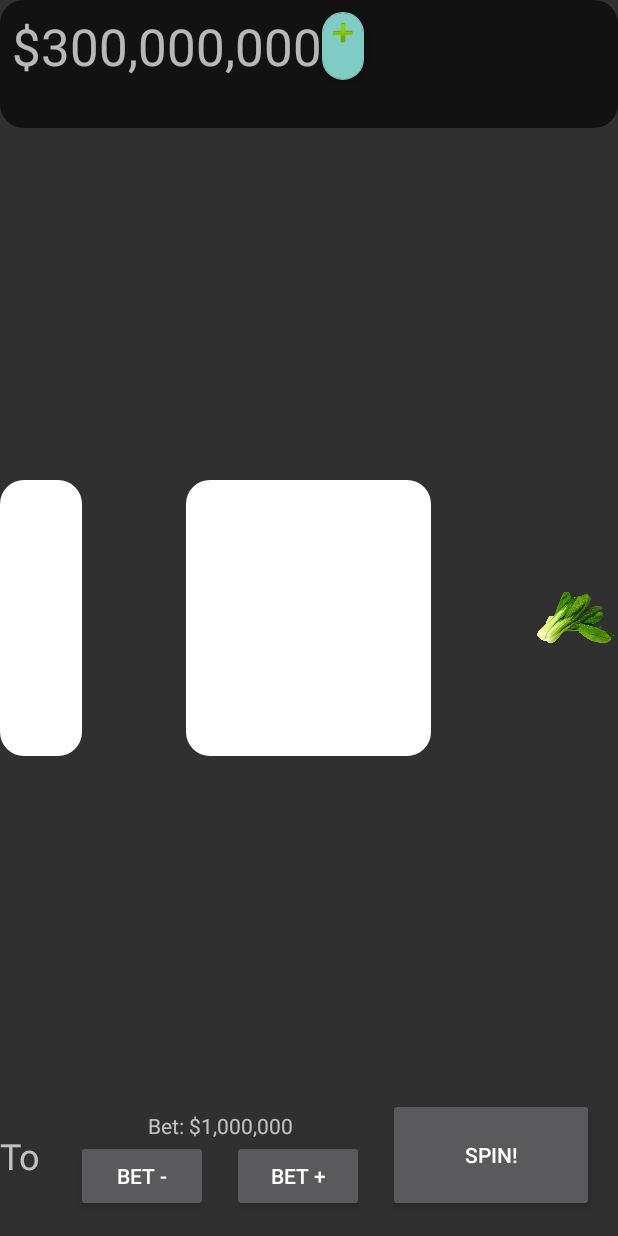
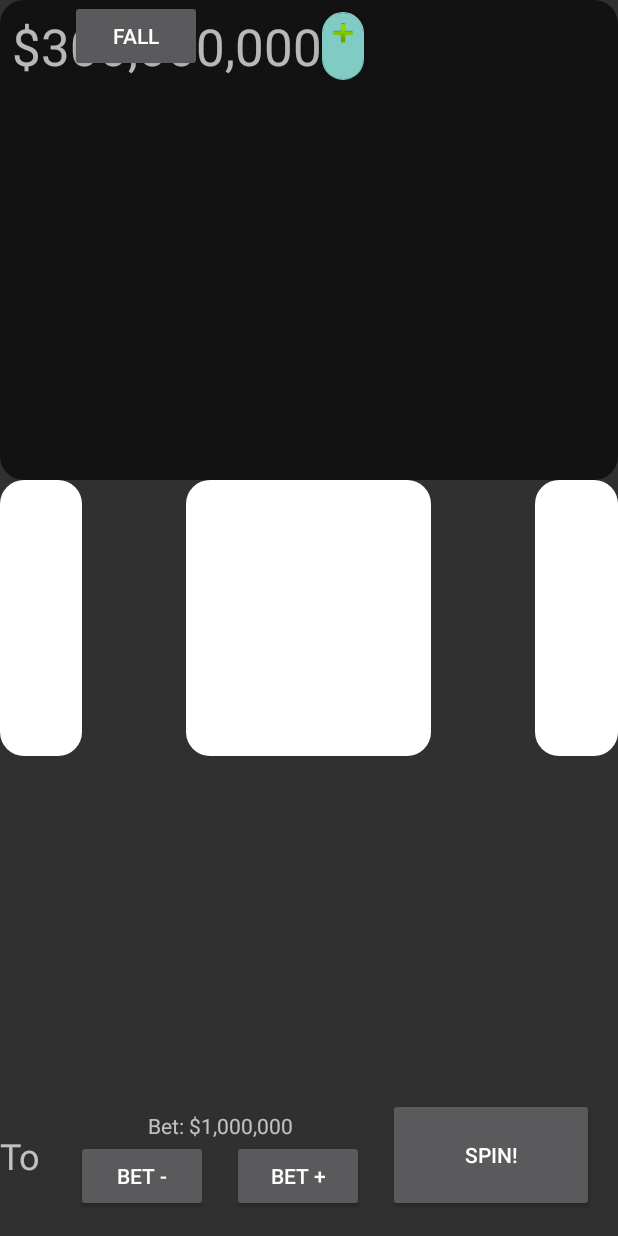
Before and after one commit to samthejamme/Gamblr, an Android app: the screen it shows after launch (MainActivity), after a tap on an icon or button, on a phone screen of 412 x 824 dp. Run offline under Robolectric (Android 15) with nearby library versions, the phone set to English and light mode, and no system bars.

Commit message:
xml half way done!

```diff
--- a/app/src/main/java/com/example/gamblr/MainActivity.kt
+++ b/app/src/main/java/com/example/gamblr/MainActivity.kt
@@ -2,27 +2,30 @@ package com.example.gamblr
 
 import android.annotation.SuppressLint
 import android.content.Intent
-import android.graphics.drawable.Drawable
 import androidx.appcompat.app.AppCompatActivity
 import com.example.gamblr.databinding.ActivityMainBinding
 import android.os.Bundle
-import android.widget.PopupWindow
-
+import android.view.animation.Animation
+import android.view.animation.AnimationUtils
+import android.widget.Button;
+import android.widget.ImageView
 class MainActivity : AppCompatActivity() {
     var wins = 0
     var spins = 0
     var bet = 0
     var coins = 0
     private lateinit var binding : ActivityMainBinding
-    private lateinit var icons : MutableList<Int>
+
+    private lateinit var button: Button
+    private lateinit var animation: Animation
+    private lateinit var imageView: ImageView
+
     @SuppressLint("InflateParams")
     override fun onCreate(savedInstanceState: Bundle?) {
         super.onCreate(savedInstanceState)
         binding = ActivityMainBinding.inflate(layoutInflater)
         setContentView(binding.root)
-
-        binding.buttonSpin.setOnClickListener {
-            icons.addAll(listOf(
+        val icons: MutableList<Int> = mutableListOf(
             // the rock
             R.drawable._85db39af6bdf1f0d607584bd8f105d3,
             R.drawable.apple_transparent_background_free_png,
@@ -39,7 +42,8 @@ class MainActivity : AppCompatActivity() {
             // jackpot
             R.drawable._36050,
             R.drawable.pngtree_isolated_cat_on_white_background_png_image_7094927,
-                R.drawable.gamblr))
+            R.drawable.gamblr)
+        binding.buttonSpin.setOnClickListener {
             var x = (Math.random() * 13).toInt()
             var y = (Math.random() * 13).toInt()
             var z = (Math.random() * 13).toInt()
@@ -50,7 +54,13 @@ class MainActivity : AppCompatActivity() {
                     z = y
                 }
             }
-            // todo: set the imageViews according to icons[x] etc.
+            button = button.findViewById(R.id.button_anim)
+            animation = AnimationUtils.loadAnimation(this, R.anim.slidedown)
+            imageView = imageView.findViewById(R.id.test)
+            imageView.startAnimation(animation)
+
+            imageView.startAnimation(animation)
+
             if(x == y && z == y) {
                 wins++
             }
@@ -67,5 +77,6 @@ class MainActivity : AppCompatActivity() {
             intent.putExtra(Buy.BUY, coins)
             context.startActivity(intent)
         }
+
     }
 }
--- a/app/src/main/res/layout/activity_main.xml
+++ b/app/src/main/res/layout/activity_main.xml
@@ -29,7 +29,7 @@
         app:layout_constraintStart_toEndOf="@+id/imageView6"
         app:layout_constraintTop_toTopOf="parent"
         app:layout_constraintVertical_bias="0.401"
-        app:srcCompat="@drawable/bok_choy_chinese_png_file" />
+        app:srcCompat="@drawable/offline_dialog_background" />
 
     <ImageView
         android:id="@+id/imageView5"
@@ -51,8 +51,14 @@
 
     <ImageView
         android:id="@+id/imageView2"
-        android:layout_width="797dp"
-        android:layout_height="85dp"
+        android:layout_width="match_parent"
+        android:layout_height="60dp"
+        android:layout_above="@+id/imageView6"
+        android:layout_alignParentTop="true"
+        android:layout_alignParentEnd="true"
+        android:layout_marginTop="0dp"
+        android:layout_marginEnd="0dp"
+        android:layout_marginBottom="0dp"
         app:layout_constraintBottom_toTopOf="@+id/imageView6"
         app:layout_constraintEnd_toEndOf="parent"
         app:layout_constraintStart_toStartOf="parent"
@@ -153,7 +159,7 @@
         app:layout_constraintStart_toStartOf="@+id/button_betMinus" />
 
     <ImageView
-        android:id="@+id/imageView7"
+        android:id="@+id/test"
         android:layout_width="119dp"
         android:layout_height="117dp"
         android:duration="10"
@@ -165,4 +171,14 @@
         app:layout_constraintStart_toStartOf="@+id/imageView2"
         tools:srcCompat="@tools:sample/avatars" />
 
+    <Button
+        android:id="@+id/button_anim"
+        android:layout_width="wrap_content"
+        android:layout_height="wrap_content"
+        android:layout_alignParentTop="true"
+        android:layout_alignParentEnd="true"
+        android:layout_marginTop="0dp"
+        android:layout_marginEnd="277dp"
+        android:text="FAll" />
+
 </RelativeLayout>
```
Lines whose indentation alone changed are shown as unchanged.
